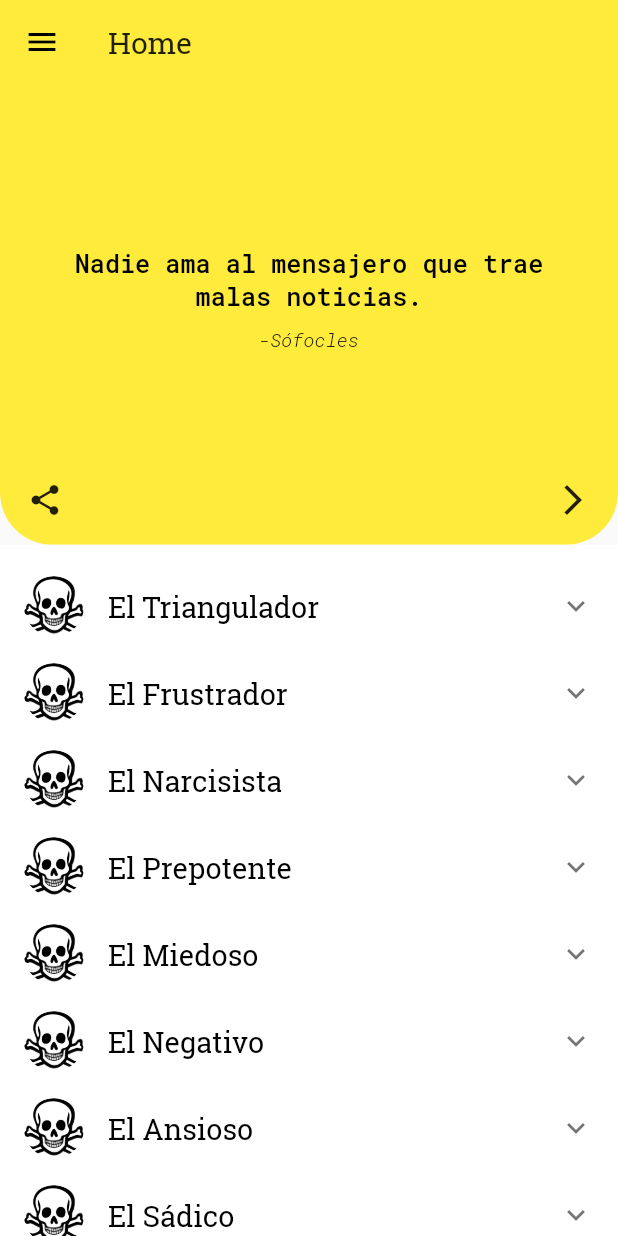
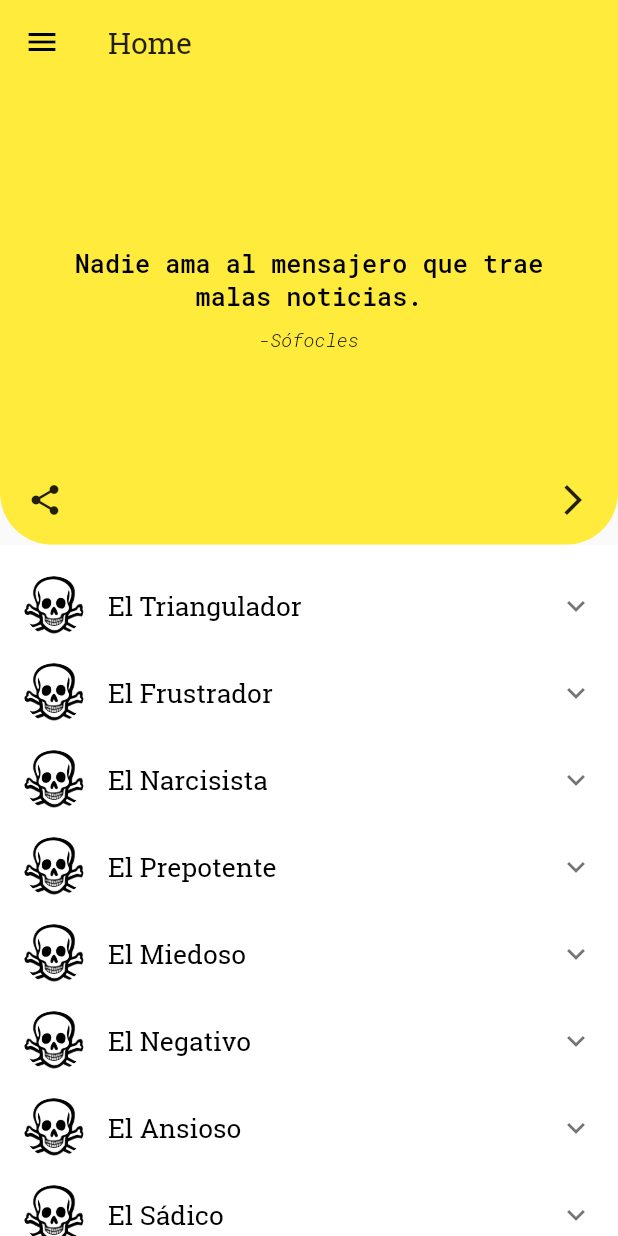
Before and after one commit to tutecode/gente_toxica_app, a Flutter app: the screen it shows after launch, on a phone screen of 412 x 824 dp. Run offline on Flutter 3.47's test engine with Material 2 defaults, Android fonts, the phone set to English and light mode, and no system bars; our stand-ins replace share.

Commit message:
Gente Toxica

```diff
--- a/lib/features/gente_toxica/presentation/pages/home.dart
+++ b/lib/features/gente_toxica/presentation/pages/home.dart
@@ -80,7 +80,7 @@ class HomePageState extends State<HomePage> {
                       '¿Cómo son los que te hacen mal para sentirse bien?',
                       style: listViewHome,
                       textAlign: TextAlign.center,
-                      textScaleFactor: 1.2,
+                      textScaleFactor: 1.1,
                     ),
                   ],
                 ),
@@ -90,7 +90,7 @@ class HomePageState extends State<HomePage> {
               ),
             ),
             ListTile(
-              title: Text('Sobre el autor', style: listViewHome, textScaleFactor: 1.3),
+              title: Text('Sobre el autor', style: listViewHome, textScaleFactor: 1.2),
               trailing: Icon(Icons.person),
               onTap: () {
                 Navigator.push(
@@ -100,24 +100,24 @@ class HomePageState extends State<HomePage> {
               },
             ),
             ListTile(
-              title: Text('Síguenos', style: listViewHome, textScaleFactor: 1.3),
+              title: Text('Síguenos', style: listViewHome, textScaleFactor: 1.2),
               trailing: kIconInstagram,
               onTap: () => _launchURL(INSTAGRAM_URL),
             ),
             ListTile(
-              title: Text('Califícanos', style: listViewHome, textScaleFactor: 1.3),
+              title: Text('Califícanos', style: listViewHome, textScaleFactor: 1.2),
               trailing: Icon(Icons.rate_review),
               onTap: () => _launchURL(GOOGLEPLAY_URL),
             ),
             ListTile(
-              title: Text('Compartir app', style: listViewHome, textScaleFactor: 1.3),
+              title: Text('Compartir app', style: listViewHome, textScaleFactor: 1.2),
               trailing: Icon(Icons.share),
               onTap: () {
                 Share.share(GOOGLEPLAY_URL);
               },
             ),
             ListTile(
-              title: Text('Contáctanos', style: listViewHome, textScaleFactor: 1.3),
+              title: Text('Contáctanos', style: listViewHome, textScaleFactor: 1.2),
               trailing: Icon(Icons.email),
               onTap: () {
                 sendEmail('tuteapps@gmail.com');
--- a/lib/features/gente_toxica/presentation/pages/routes/narcisista_actitudes.dart
+++ b/lib/features/gente_toxica/presentation/pages/routes/narcisista_actitudes.dart
@@ -27,9 +27,11 @@ class NarcisistaActitudes extends StatelessWidget {
               child: RichText(
                 textScaleFactor: kTextScale,
                 text: TextSpan(
-                  text: 'Intentar mostrarle sus errores',
-                  style: monoItalic,
                   children: <TextSpan>[
+                    TextSpan(
+                      text: 'Intentar mostrarle sus errores',
+                      style: monoItalic,
+                    ),
                     TextSpan(
                       text: '\n\nSi el',
                       style: monoRegular,
--- a/lib/features/gente_toxica/presentation/widgets/navigation_page.dart
+++ b/lib/features/gente_toxica/presentation/widgets/navigation_page.dart
@@ -743,7 +743,7 @@ class MyHomePage extends StatelessWidget {
         ),
         title: Text(
           navCat.head,
-          textScaleFactor: 1.2,
+          textScaleFactor: 1.1,
           style: listViewHome,
         ),
         children: navCat.navigations.map(_myNavigation).toList(),
--- a/pubspec.yaml
+++ b/pubspec.yaml
@@ -11,7 +11,7 @@ description: ViajeLibros package
 # In iOS, build-name is used as CFBundleShortVersionString while build-number used as CFBundleVersion.
 # Read more about iOS versioning at
 # https://developer.apple.com/library/archive/documentation/General/Reference/InfoPlistKeyReference/Articles/CoreFoundationKeys.html
-version: 1.0.0+2 #was 1.0.0+1
+version: 1.0.0+3 #was 1.0.0+1
 
 environment:
   sdk: ">=2.2.2 <3.0.0" #was >=2.2.2
```
Also changed, not shown: lib/features/gente_toxica/presentation/pages/routes/narcisista_rasgos.dart (+8 -8 lines), lib/features/gente_toxica/presentation/utils/constants.dart (+1 -18 lines), 2 other files.
